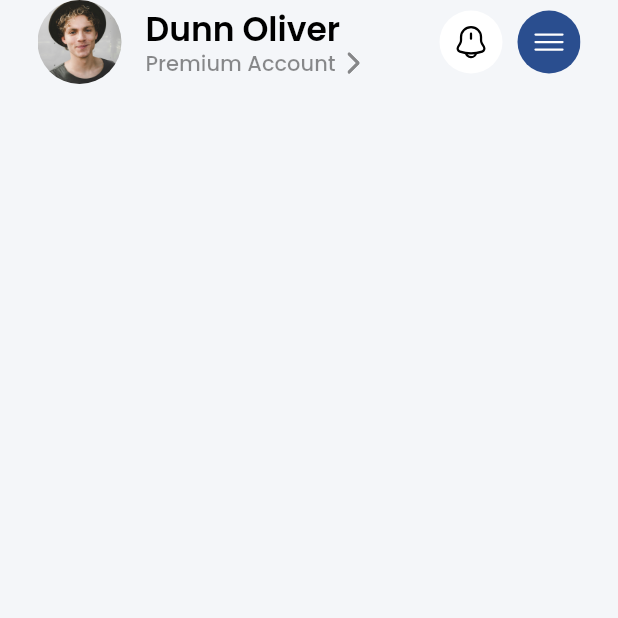
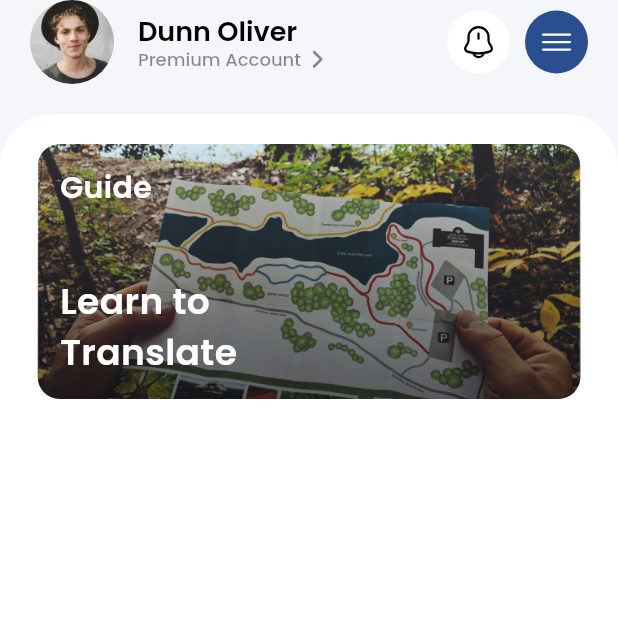
Before and after one commit to theArtistSam/Flutter-Nexus, a Flutter app: the screen it shows after launch, on a phone screen of 412 x 824 dp, the top half of it. Run offline on Flutter 3.47's test engine with Material 3 defaults, Android fonts, the phone set to English and light mode, and no system bars; drawn by our look-alikes of carousel_slider, figma_squircle; our stand-ins replace flutter_svg, google_fonts.

Commit message:
Carosal Added

```diff
--- a/lib/screens/home/homeScreen.dart
+++ b/lib/screens/home/homeScreen.dart
@@ -1,11 +1,15 @@
+// ignore: file_names
+import 'package:carousel_slider/carousel_slider.dart';
+import 'package:figma_squircle/figma_squircle.dart';
 import 'package:flutter/material.dart';
 import 'package:flutter_svg/svg.dart';
-import 'package:google_fonts/google_fonts.dart';
+import 'package:nexus/screens/home/widgets/guideTile.dart';
 import 'package:nexus/utils/constants.dart';
 import 'package:nexus/utils/styledText.dart';
 import 'package:nexus/widgets/styledIconButton.dart';
 
 class HomeScreen extends StatelessWidget {
+  // ignore: use_key_in_widget_constructors
   const HomeScreen({Key? key});
 
   @override
@@ -13,9 +17,9 @@ class HomeScreen extends StatelessWidget {
     return Scaffold(
       backgroundColor: NexusColors.accentColorLight,
       appBar: PreferredSize(
-        preferredSize: const Size.fromHeight(kToolbarHeight),
+        preferredSize: const Size.fromHeight(kToolbarHeight + 20),
         child: Padding(
-          padding: const EdgeInsets.symmetric(horizontal: 25.0),
+          padding: const EdgeInsets.symmetric(horizontal: 20.0),
           child: AppBar(
             surfaceTintColor: Colors.transparent,
             backgroundColor: NexusColors.accentColorLight,
@@ -23,8 +27,6 @@ class HomeScreen extends StatelessWidget {
               borderRadius: BorderRadius.circular(5),
               onTap: () {}, // Handle tap on leading widget
               child: SizedBox(
-                width: 55,
-                height: 55,
                 child: ClipOval(
                   child: Image.asset(
                     'assets/images/profile-picture.png',
@@ -36,12 +38,12 @@ class HomeScreen extends StatelessWidget {
             title: Column(
               crossAxisAlignment: CrossAxisAlignment.start,
               children: [
-                StyledText(text: 'Dunn Oliver', fontSize: 22),
+                StyledText(text: 'Dunn Oliver', fontSize: 18),
                 Row(
                   children: [
                     StyledText(
                       text: 'Premium Account',
-                      fontSize: 14,
+                      fontSize: 12,
                       fontWeight: FontWeight.w500,
                       color: NexusColors.secondaryTextColor,
                     ),
@@ -49,6 +51,7 @@ class HomeScreen extends StatelessWidget {
                     SvgPicture.asset(
                       'assets/icons/small-arrow-right.svg',
                       color: NexusColors.secondaryTextColor,
+                      height: 12,
                     )
                   ],
                 ),
@@ -67,6 +70,38 @@ class HomeScreen extends StatelessWidget {
           ),
         ),
       ),
+      body: Container(
+        decoration: ShapeDecoration(
+          color: NexusColors.backgroundColorLight,
+          shape: SmoothRectangleBorder(
+            borderRadius: SmoothBorderRadius(
+              cornerRadius: 35,
+              cornerSmoothing: 0.8,
+            ),
+          ),
+        ),
+        child: Padding(
+          padding: const EdgeInsets.all(20.0),
+          child: Column(
+            children: [
+              CarouselSlider(
+                options: CarouselOptions(height: 170, autoPlay: true, viewportFraction: 1),
+                items: [1, 2, 3, 4, 5].map((i) {
+                  return Builder(
+                    builder: (BuildContext context) {
+                      return Padding(
+                        padding: const EdgeInsets.symmetric(horizontal: 5.0),
+                        child: GuideTile(
+                            image: 'image', title: 'title', onTap: () => {}),
+                      );
+                    },
+                  );
+                }).toList(),
+              )
+            ],
+          ),
+        ),
+      ),
     );
   }
 }
--- /dev/null
+++ b/lib/screens/home/widgets/guideTile.dart
@@ -0,0 +1,76 @@
+import 'package:figma_squircle/figma_squircle.dart';
+import 'package:flutter/material.dart';
+import 'package:nexus/utils/styledText.dart';
+
+// ignore: must_be_immutable
+class GuideTile extends StatelessWidget {
+  GuideTile({super.key, required this.image, required this.title, required this.onTap});
+
+  String image;
+  String title;
+  VoidCallback onTap;
+  @override
+  Widget build(BuildContext context) {
+    return GestureDetector(
+      onTap: onTap,
+      child: Stack(
+        children: [
+          SizedBox(
+            height: 170,
+            child: ClipSmoothRect(
+              radius: SmoothBorderRadius(
+                cornerRadius: 15,
+                cornerSmoothing: 0.8,
+              ),
+              child: Image.asset(
+                'assets/images/guide.png',
+                fit: BoxFit.cover,
+                width: double.infinity,
+              ),
+            ),
+          ),
+          Positioned.fill(
+            child: Container(
+              decoration: BoxDecoration(
+                gradient: LinearGradient(
+                  begin: Alignment.topCenter,
+                  end: Alignment.bottomCenter,
+                  colors: [
+                    Colors.black.withOpacity(0), // Start color (0% black)
+                    Colors.black.withOpacity(0.5), // End color (90% black)
+                  ],
+                ),
+                borderRadius: BorderRadius.circular(15),
+              ),
+            ),
+          ),
+          SizedBox(
+            height: 170,
+            child: Padding(
+              padding: const EdgeInsets.all(15),
+              child: Column(
+                crossAxisAlignment: CrossAxisAlignment.start,
+                children: [
+                  StyledText(
+                    text: 'Guide',
+                    fontSize: 20,
+                    color: Colors.white,
+                  ),
+                  const Spacer(),
+                  SizedBox(
+                    width: 220,
+                    child: StyledText(
+                      text: 'Learn to Translate',
+                      fontSize: 24,
+                      color: Colors.white,
+                    ),
+                  )
+                ],
+              ),
+            ),
+          ),
+        ],
+      ),
+    );
+  }
+}
--- a/pubspec.yaml
+++ b/pubspec.yaml
@@ -37,6 +37,8 @@ dependencies:
   flutter_svg: ^2.0.10+1
   awesome_bottom_bar: ^1.2.4
   google_fonts: ^5.1.0
+  carousel_slider: ^4.2.1
+  figma_squircle: ^0.5.3
 
 dev_dependencies:
   flutter_test:
```
Also changed, not shown: assets/images/guide.png (added), pubspec.lock.
